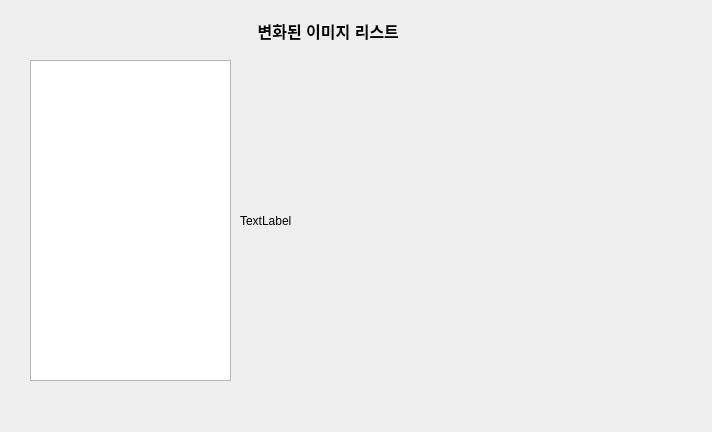
J1nHyeockKim/DGSW2020_Narsha_ChangeEverything, file image_dialog.ui: the form before one commit.
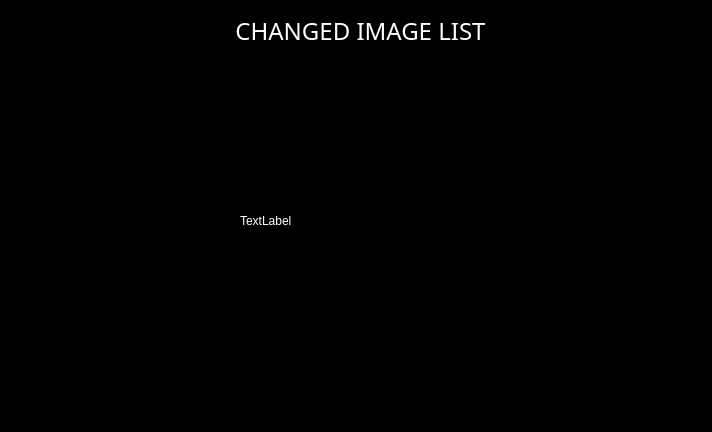
The form after the commit.

Diff of the .ui file:
```diff
--- a/image_dialog.ui
+++ b/image_dialog.ui
@@ -13,24 +13,29 @@
   <property name="windowTitle">
    <string>Dialog</string>
   </property>
+  <property name="styleSheet">
+   <string notr="true">background-color: rgb(0, 0, 0);
+color: rgb(255, 255, 255);</string>
+  </property>
   <widget class="QLabel" name="label">
    <property name="geometry">
     <rect>
      <x>30</x>
      <y>10</y>
-     <width>601</width>
+     <width>661</width>
      <height>41</height>
     </rect>
    </property>
    <property name="font">
     <font>
-     <pointsize>12</pointsize>
-     <weight>75</weight>
-     <bold>true</bold>
+     <family>Jaapokki subtract</family>
+     <pointsize>18</pointsize>
+     <weight>50</weight>
+     <bold>false</bold>
     </font>
    </property>
    <property name="text">
-    <string>변화된 이미지 리스트 </string>
+    <string>CHANGED IMAGE LIST</string>
    </property>
    <property name="alignment">
     <set>Qt::AlignCenter</set>
```
